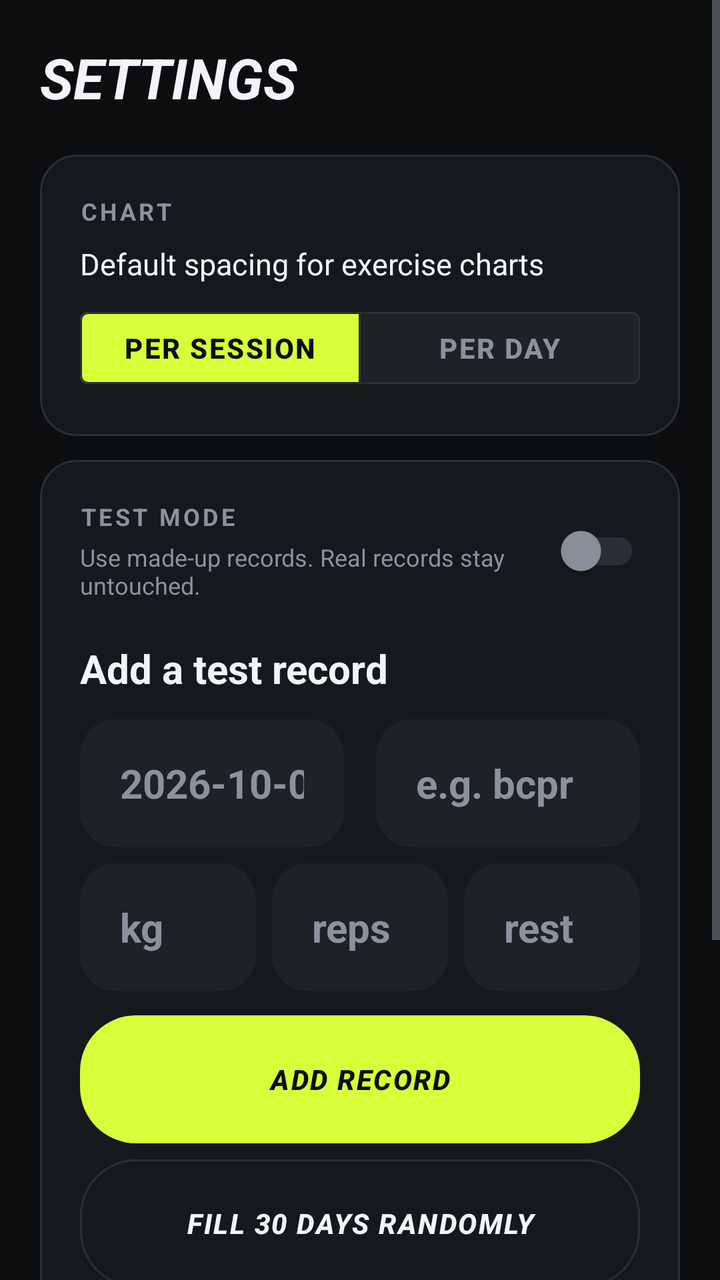
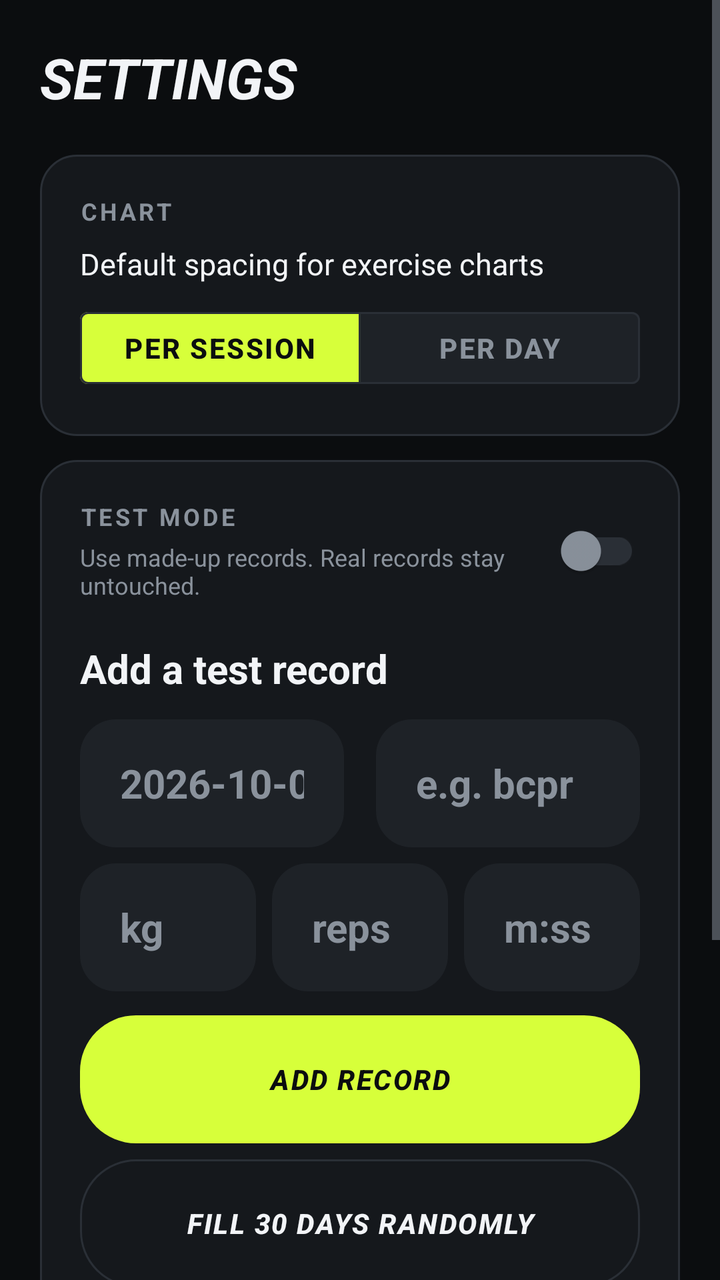

The first picture is an Android layout as it rendered before a commit; the second is the same layout after the commit. The layout source and the unified diff follow.
<!-- AndroidManifest.xml: activity theme Theme.LiftLog -->
<!-- res/layout/activity_settings.xml -->
<?xml version="1.0" encoding="utf-8"?>
<ScrollView xmlns:android="http://schemas.android.com/apk/res/android"
    xmlns:app="http://schemas.android.com/apk/res-auto"
    android:layout_width="match_parent"
    android:layout_height="match_parent"
    android:fillViewport="true">

    <LinearLayout
        android:layout_width="match_parent"
        android:layout_height="wrap_content"
        android:orientation="vertical"
        android:padding="@dimen/lift_gutter">

        <TextView
            style="@style/LiftText.Headline"
            android:layout_width="wrap_content"
            android:layout_height="wrap_content"
            android:text="@string/settings_title" />

        <LinearLayout
            style="@style/LiftCard"
            android:layout_width="match_parent"
            android:layout_height="wrap_content"
            android:layout_marginTop="@dimen/lift_gap_lg"
            android:orientation="vertical">

            <TextView
                style="@style/LiftText.Label"
                android:layout_width="wrap_content"
                android:layout_height="wrap_content"
                android:text="@string/settings_chart" />

            <TextView
                style="@style/LiftText"
                android:layout_width="wrap_content"
                android:layout_height="wrap_content"
                android:layout_marginTop="@dimen/lift_gap_sm"
                android:text="@string/settings_chart_spacing" />

            <com.google.android.material.button.MaterialButtonToggleGroup
                android:layout_width="match_parent"
                android:layout_height="wrap_content"
                android:layout_marginTop="@dimen/lift_gap_sm"
                app:checkedButton="@id/button_settings_per_session"
                app:selectionRequired="true"
                app:singleSelection="true">

                <com.google.android.material.button.MaterialButton
                    android:id="@+id/button_settings_per_session"
                    style="@style/LiftButton.Segment"
                    android:layout_width="0dp"
                    android:layout_height="wrap_content"
                    android:layout_weight="1"
                    android:text="@string/trend_per_session" />

                <com.google.android.material.button.MaterialButton
                    android:id="@+id/button_settings_per_day"
                    style="@style/LiftButton.Segment"
                    android:layout_width="0dp"
                    android:layout_height="wrap_content"
                    android:layout_weight="1"
                    android:text="@string/trend_per_day" />
            </com.google.android.material.button.MaterialButtonToggleGroup>
        </LinearLayout>

        <LinearLayout
            style="@style/LiftCard"
            android:layout_width="match_parent"
            android:layout_height="wrap_content"
            android:layout_marginTop="@dimen/lift_gap_md"
            android:orientation="vertical">

            <LinearLayout
                android:layout_width="match_parent"
                android:layout_height="wrap_content"
                android:gravity="center_vertical"
                android:orientation="horizontal">

                <LinearLayout
                    android:layout_width="0dp"
                    android:layout_height="wrap_content"
                    android:layout_weight="1"
                    android:orientation="vertical">

                    <TextView
                        style="@style/LiftText.Label"
                        android:layout_width="wrap_content"
                        android:layout_height="wrap_content"
                        android:text="@string/settings_test_mode" />

                    <TextView
                        style="@style/LiftText.Note"
                        android:layout_width="wrap_content"
                        android:layout_height="wrap_content"
                        android:layout_marginTop="@dimen/lift_gap_xs"
                        android:text="@string/settings_test_mode_note" />
                </LinearLayout>

                <com.google.android.material.switchmaterial.SwitchMaterial
                    android:id="@+id/switch_settings_test_mode"
                    android:layout_width="wrap_content"
                    android:layout_height="wrap_content"
                    app:thumbTint="@color/lift_switch_thumb"
                    app:trackTint="@color/lift_switch_track" />
            </LinearLayout>

            <LinearLayout
                android:id="@+id/panel_settings_test_data"
                android:layout_width="match_parent"
                android:layout_height="wrap_content"
                android:orientation="vertical">

                <TextView
                    style="@style/LiftText.Title"
                    android:layout_width="wrap_content"
                    android:layout_height="wrap_content"
                    android:layout_marginTop="@dimen/lift_gap_lg"
                    android:text="@string/test_add_title" />

                <LinearLayout
                    android:layout_width="match_parent"
                    android:layout_height="wrap_content"
                    android:layout_marginTop="@dimen/lift_gap_md"
                    android:orientation="horizontal">

                    <EditText
                        style="@style/LiftInput"
                        android:layout_width="0dp"
                        android:layout_height="wrap_content"
                        android:layout_marginEnd="@dimen/lift_gap_sm"
                        android:layout_weight="1"
                        android:hint="@string/test_date_hint"
                        android:importantForAutofill="no"
                        android:inputType="date" />

                    <EditText
                        style="@style/LiftInput"
                        android:layout_width="0dp"
                        android:layout_height="wrap_content"
                        android:layout_marginStart="@dimen/lift_gap_sm"
                        android:layout_weight="1"
                        android:hint="@string/session_exercise_hint"
                        android:importantForAutofill="no"
                        android:inputType="textNoSuggestions" />
                </LinearLayout>

                <LinearLayout
                    android:layout_width="match_parent"
                    android:layout_height="wrap_content"
                    android:layout_marginTop="@dimen/lift_gap_sm"
                    android:orientation="horizontal">

                    <EditText
                        style="@style/LiftInput"
                        android:layout_width="0dp"
                        android:layout_height="wrap_content"
                        android:layout_marginEnd="@dimen/lift_gap_xs"
                        android:layout_weight="1"
                        android:hint="@string/test_weight_hint"
                        android:importantForAutofill="no"
                        android:inputType="numberDecimal" />

                    <EditText
                        style="@style/LiftInput"
                        android:layout_width="0dp"
                        android:layout_height="wrap_content"
                        android:layout_marginStart="@dimen/lift_gap_xs"
                        android:layout_marginEnd="@dimen/lift_gap_xs"
                        android:layout_weight="1"
                        android:hint="@string/test_reps_hint"
                        android:importantForAutofill="no"
                        android:inputType="number" />

                    <EditText
                        style="@style/LiftInput"
                        android:layout_width="0dp"
                        android:layout_height="wrap_content"
                        android:layout_marginStart="@dimen/lift_gap_xs"
                        android:layout_weight="1"
                        android:hint="@string/test_rest_hint"
                        android:importantForAutofill="no"
                        android:inputType="time" />
                </LinearLayout>

                <com.google.android.material.button.MaterialButton
                    style="@style/LiftButton.Primary"
                    android:layout_width="match_parent"
                    android:layout_height="@dimen/lift_input_height"
                    android:layout_marginTop="@dimen/lift_gap_md"
                    android:text="@string/test_add_button" />

                <com.google.android.material.button.MaterialButton
                    style="@style/LiftButton.Secondary"
                    android:layout_width="match_parent"
                    android:layout_height="@dimen/lift_input_height"
                    android:layout_marginTop="@dimen/lift_gap_sm"
                    android:text="@string/test_fill_random" />

                <com.google.android.material.button.MaterialButton
                    style="@style/LiftButton.Text"
                    android:layout_width="wrap_content"
                    android:layout_height="wrap_content"
                    android:layout_gravity="center_horizontal"
                    android:layout_marginTop="@dimen/lift_gap_xs"
                    android:text="@string/test_clear"
                    android:textColor="@color/lift_down" />
            </LinearLayout>
        </LinearLayout>

        <LinearLayout
            android:id="@+id/row_settings_overlay_timer"
            style="@style/LiftCard"
            android:layout_width="match_parent"
            android:layout_height="wrap_content"
            android:layout_marginTop="@dimen/lift_gap_md"
            android:background="@drawable/bg_lift_card_pressable"
            android:clickable="true"
            android:focusable="true"
            android:gravity="center_vertical"
            android:orientation="horizontal">

            <LinearLayout
                android:layout_width="0dp"
                android:layout_height="wrap_content"
                android:layout_weight="1"
                android:orientation="vertical">

                <TextView
                    style="@style/LiftText.Title"
                    android:layout_width="wrap_content"
                    android:layout_height="wrap_content"
                    android:text="@string/settings_overlay_timer" />

                <TextView
                    style="@style/LiftText.Note"
                    android:layout_width="wrap_content"
                    android:layout_height="wrap_content"
                    android:layout_marginTop="@dimen/lift_gap_xs"
                    android:text="@string/settings_overlay_timer_note" />
            </LinearLayout>

            <ImageView
                android:layout_width="wrap_content"
                android:layout_height="wrap_content"
                android:contentDescription="@null"
                android:src="@drawable/ic_lift_arrow"
                app:tint="@color/lift_text_dim" />
        </LinearLayout>

        <TextView
            style="@style/LiftText.Label"
            android:layout_width="match_parent"
            android:layout_height="wrap_content"
            android:layout_marginTop="@dimen/lift_gap_lg"
            android:gravity="center"
            android:text="@string/lift_preview_notice" />
    </LinearLayout>
</ScrollView>
<!-- resources referenced by this layout -->
<resources>
  <color name="lift_down">#FFFF5A6E</color>
  <color name="lift_text_dim">#FF8A929C</color>
  <dimen name="lift_gap_lg">20dp</dimen>
  <dimen name="lift_gap_md">12dp</dimen>
  <dimen name="lift_gap_sm">8dp</dimen>
  <dimen name="lift_gap_xs">4dp</dimen>
  <dimen name="lift_gutter">20dp</dimen>
  <dimen name="lift_input_height">64dp</dimen>
  <!-- drawable bg_lift_card_pressable (drawable) -->
  <?xml version="1.0" encoding="utf-8"?>
  <ripple xmlns:android="http://schemas.android.com/apk/res/android"
      android:color="@color/lift_acid_dim">
      <item android:drawable="@drawable/bg_lift_card" />
  </ripple>
  <string name="lift_preview_notice">UI preview · sample data</string>
  <string name="session_exercise_hint">e.g. bcpr</string>
  <string name="settings_chart">Chart</string>
  <string name="settings_chart_spacing">Default spacing for exercise charts</string>
  <string name="settings_overlay_timer">Overlay timer</string>
  <string name="settings_overlay_timer_note">Current floating timer and layout editor</string>
  <string name="settings_test_mode">Test mode</string>
  <string name="settings_test_mode_note">Use made-up records. Real records stay untouched.</string>
  <string name="settings_title">SETTINGS</string>
  <string name="test_add_button">ADD RECORD</string>
  <string name="test_add_title">Add a test record</string>
  <string name="test_clear">Clear test records</string>
  <string name="test_date_hint">2026-10-01</string>
  <string name="test_fill_random">FILL 30 DAYS RANDOMLY</string>
  <string name="test_reps_hint">reps</string>
  <string name="test_rest_hint">rest</string>
  <string name="test_weight_hint">kg</string>
  <string name="trend_per_day">Per day</string>
  <string name="trend_per_session">Per session</string>
  <style name="LiftButton.Text" parent="Widget.MaterialComponents.Button.TextButton">
          <item name="android:textColor">@color/lift_text_dim</item>
          <item name="android:textStyle">bold</item>
          <item name="android:letterSpacing">0.08</item>
      </style>
  <style name="LiftCard">
          <item name="android:background">@drawable/bg_lift_card</item>
          <item name="android:padding">@dimen/lift_gap_lg</item>
      </style>
  <style name="LiftText" parent="">
          <item name="android:textColor">@color/lift_text</item>
          <item name="android:textSize">@dimen/lift_text_body</item>
      </style>
  <style name="LiftText.Headline">
          <item name="android:textSize">@dimen/lift_text_headline</item>
          <item name="android:textStyle">bold|italic</item>
      </style>
  <style name="LiftText.Label">
          <item name="android:textColor">@color/lift_text_dim</item>
          <item name="android:textSize">@dimen/lift_text_caption</item>
          <item name="android:letterSpacing">0.12</item>
          <item name="android:textAllCaps">true</item>
          <item name="android:textStyle">bold</item>
      </style>
  <style name="LiftText.Note">
          <item name="android:textColor">@color/lift_text_dim</item>
          <item name="android:textSize">@dimen/lift_text_caption</item>
      </style>
  <style name="LiftText.Title">
          <item name="android:textSize">@dimen/lift_text_title</item>
          <item name="android:textStyle">bold</item>
      </style>
  <color name="lift_acid_dim">#33D7FF3A</color>
  <color name="lift_acid">#FFD7FF3A</color>
  <color name="lift_on_acid">#FF0B0D0F</color>
  <dimen name="lift_radius_lg">28dp</dimen>
  <color name="lift_line">#FF2A2F36</color>
  <color name="lift_surface">#FF15181C</color>
  <color name="lift_text">#FFF2F4F7</color>
  <dimen name="lift_text_title">20sp</dimen>
  <dimen name="lift_text_body">15sp</dimen>
  <dimen name="lift_text_headline">28sp</dimen>
  <dimen name="lift_text_caption">12sp</dimen>
  <color name="lift_bg">#FF0B0D0F</color>
  <dimen name="lift_line_width">1dp</dimen>
  <dimen name="lift_radius">18dp</dimen>
  <color name="lift_surface_high">#FF1E2227</color>
  <!-- unchanged entries left out for length: 8 -->
</resources>

<!-- the commit's change to res/layout/activity_settings.xml (unified diff, before → after) -->
@@ -38,6 +38,7 @@
                 android:text="@string/settings_chart_spacing" />
 
             <com.google.android.material.button.MaterialButtonToggleGroup
+                android:id="@+id/toggle_settings_spacing"
                 android:layout_width="match_parent"
                 android:layout_height="wrap_content"
                 android:layout_marginTop="@dimen/lift_gap_sm"
@@ -124,6 +125,7 @@
                     android:orientation="horizontal">
 
                     <EditText
+                        android:id="@+id/input_test_date"
                         style="@style/LiftInput"
                         android:layout_width="0dp"
                         android:layout_height="wrap_content"
@@ -134,6 +136,7 @@
                         android:inputType="date" />
 
                     <EditText
+                        android:id="@+id/input_test_exercise"
                         style="@style/LiftInput"
                         android:layout_width="0dp"
                         android:layout_height="wrap_content"
@@ -151,6 +154,7 @@
                     android:orientation="horizontal">
 
                     <EditText
+                        android:id="@+id/input_test_weight"
                         style="@style/LiftInput"
                         android:layout_width="0dp"
                         android:layout_height="wrap_content"
@@ -161,6 +165,7 @@
                         android:inputType="numberDecimal" />
 
                     <EditText
+                        android:id="@+id/input_test_reps"
                         style="@style/LiftInput"
                         android:layout_width="0dp"
                         android:layout_height="wrap_content"
@@ -172,6 +177,7 @@
                         android:inputType="number" />
 
                     <EditText
+                        android:id="@+id/input_test_rest"
                         style="@style/LiftInput"
                         android:layout_width="0dp"
                         android:layout_height="wrap_content"
@@ -183,6 +189,7 @@
                 </LinearLayout>
 
                 <com.google.android.material.button.MaterialButton
+                    android:id="@+id/button_test_add"
                     style="@style/LiftButton.Primary"
                     android:layout_width="match_parent"
                     android:layout_height="@dimen/lift_input_height"
@@ -190,6 +197,7 @@
                     android:text="@string/test_add_button" />
 
                 <com.google.android.material.button.MaterialButton
+                    android:id="@+id/button_test_fill"
                     style="@style/LiftButton.Secondary"
                     android:layout_width="match_parent"
                     android:layout_height="@dimen/lift_input_height"
@@ -197,6 +205,7 @@
                     android:text="@string/test_fill_random" />
 
                 <com.google.android.material.button.MaterialButton
+                    android:id="@+id/button_test_clear"
                     style="@style/LiftButton.Text"
                     android:layout_width="wrap_content"
                     android:layout_height="wrap_content"
<!-- resource entries referenced after the edit -->
@@ -14,7 +14,7 @@
       android:color="@color/lift_acid_dim">
       <item android:drawable="@drawable/bg_lift_card" />
   </ripple>
-  <string name="lift_preview_notice">UI preview · sample data</string>
+  <string name="lift_preview_notice">Every set counts.</string>
   <string name="session_exercise_hint">e.g. bcpr</string>
   <string name="settings_chart">Chart</string>
   <string name="settings_chart_spacing">Default spacing for exercise charts</string>
@@ -29,7 +29,7 @@
   <string name="test_date_hint">2026-10-01</string>
   <string name="test_fill_random">FILL 30 DAYS RANDOMLY</string>
   <string name="test_reps_hint">reps</string>
-  <string name="test_rest_hint">rest</string>
+  <string name="test_rest_hint">m:ss</string>
   <string name="test_weight_hint">kg</string>
   <string name="trend_per_day">Per day</string>
   <string name="trend_per_session">Per session</string>
